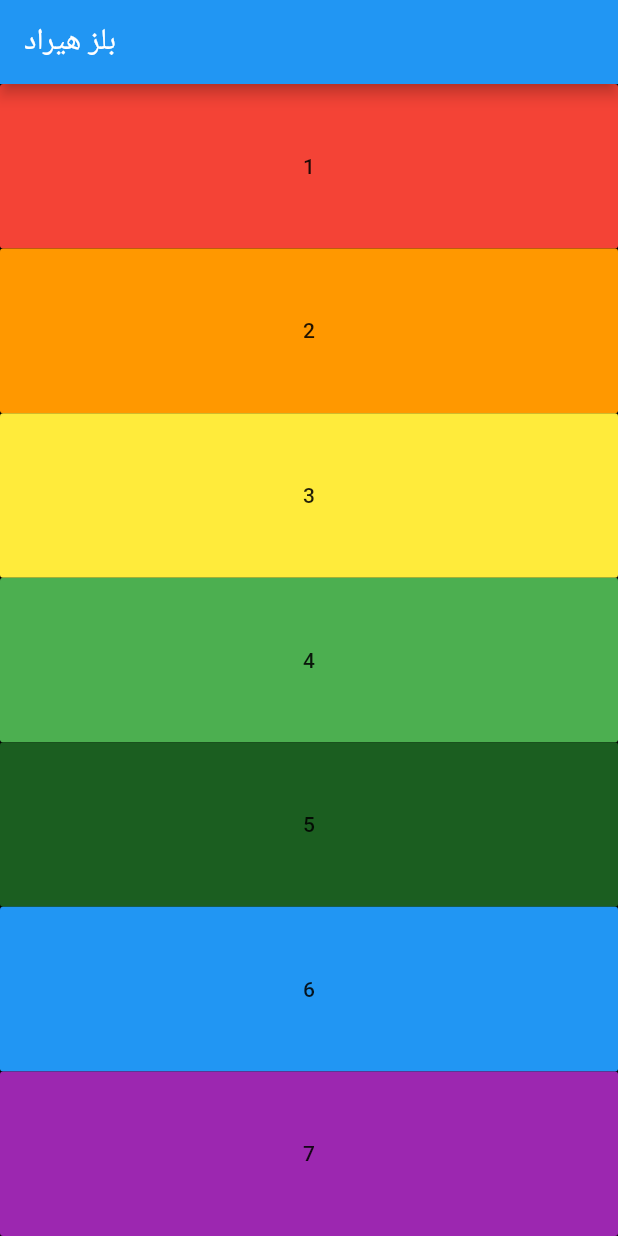
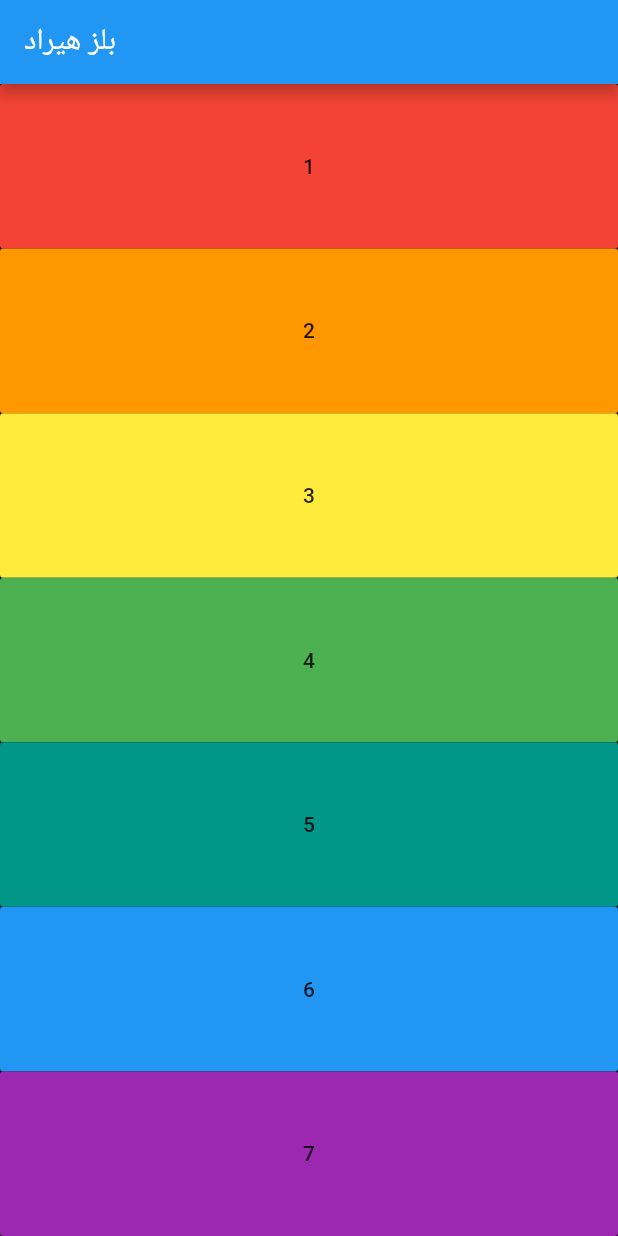
Before and after one commit to EsmaeiliSina/Hirad, a Flutter app: the screen it shows after launch, on a phone screen of 412 x 824 dp. Run offline on Flutter 3.47's test engine with Material 2 defaults, Android fonts, the phone set to English and light mode, and no system bars; our stand-ins replace audioplayers.

Commit message:
extract expanded widget to a method

```diff
--- a/lib/main.dart
+++ b/lib/main.dart
@@ -7,6 +7,18 @@ class MyApp extends StatelessWidget {
   void play(int number) {
     final player = AudioCache();
     player.play('note$number.wav');
+  }
+
+  Expanded keyboard(String name, int number, color) {
+    return Expanded(
+      child: FlatButton(
+        child: Text(name),
+        color: color,
+        onPressed: () {
+          play(number);
+        },
+      ),
+    );
   }
 
   @override
@@ -20,69 +32,13 @@ class MyApp extends StatelessWidget {
           body: Column(
             crossAxisAlignment: CrossAxisAlignment.stretch,
             children: [
-              Expanded(
-                child: FlatButton(
-                  child: Text("1"),
-                  color: Colors.red,
-                  onPressed: () {
-                    play(1);
-                  },
-                ),
-              ),
-              Expanded(
-                child: FlatButton(
-                  child: Text("2"),
-                  color: Colors.orange,
-                  onPressed: () {
-                    play(2);
-                  },
-                ),
-              ),
-              Expanded(
-                child: FlatButton(
-                  child: Text("3"),
-                  color: Colors.yellow,
-                  onPressed: () {
-                    play(3);
-                  },
-                ),
-              ),
-              Expanded(
-                child: FlatButton(
-                  child: Text("4"),
-                  color: Colors.green,
-                  onPressed: () {
-                    play(4);
-                  },
-                ),
-              ),
-              Expanded(
-                child: FlatButton(
-                  child: Text("5"),
-                  color: Colors.green[900],
-                  onPressed: () {
-                    play(5);
-                  },
-                ),
-              ),
-              Expanded(
-                child: FlatButton(
-                  child: Text("6"),
-                  color: Colors.blue,
-                  onPressed: () {
-                    play(6);
-                  },
-                ),
-              ),
-              Expanded(
-                child: FlatButton(
-                  child: Text("7"),
-                  color: Colors.purple,
-                  onPressed: () {
-                    play(7);
-                  },
-                ),
-              )
+              keyboard("1", 1, Colors.red),
+              keyboard("2", 2, Colors.orange),
+              keyboard("3", 3, Colors.yellow),
+              keyboard("4", 4, Colors.green),
+              keyboard("5", 5, Colors.teal),
+              keyboard("6", 6, Colors.blue),
+              keyboard("7", 7, Colors.purple),
             ],
           ),
           appBar: AppBar(
```
